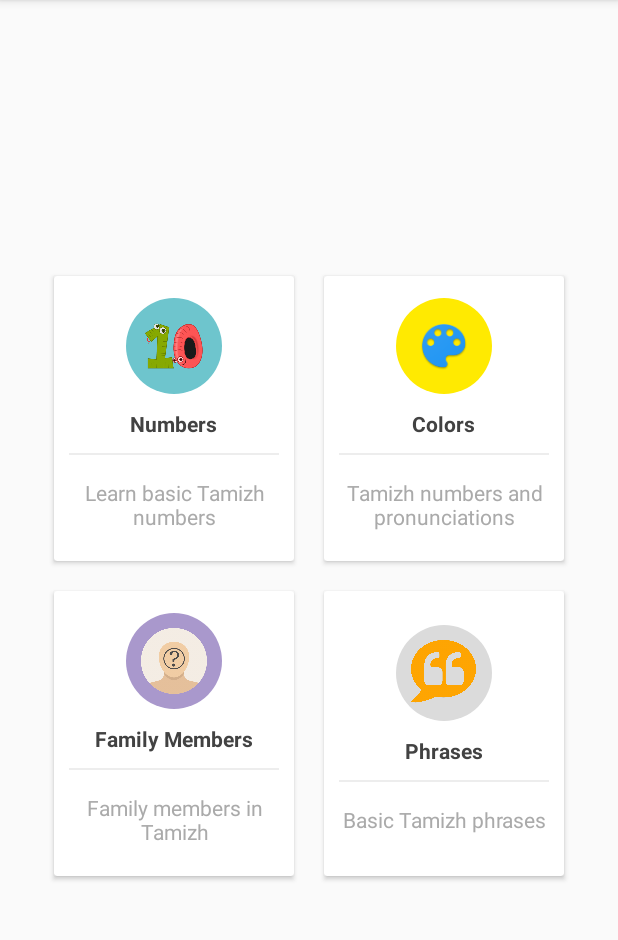
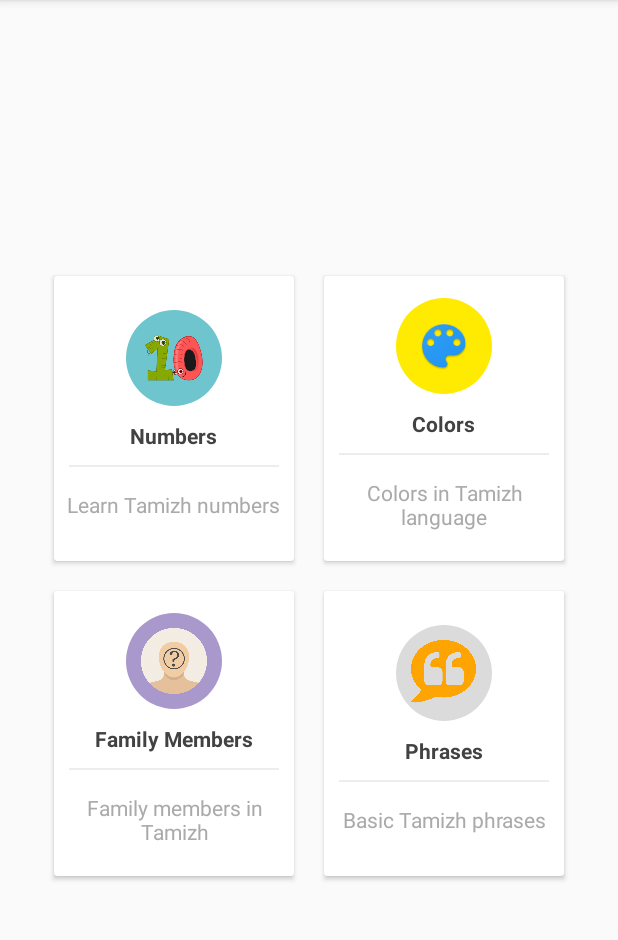
Before and after one commit to LordHazious/tpk, an Android app: the VocabularyActivity screen opened directly, with no data from a screen before it, on a phone screen of 412 x 824 dp, the part 84-1024 px from its top. Run offline under Robolectric (Android 15) with nearby library versions, the phone set to English and light mode, and no system bars; Roboto replaces fonts that are not available here.

Commit message:
Final push !

```diff
--- a/app/src/main/res/values/strings.xml
+++ b/app/src/main/res/values/strings.xml
@@ -44,10 +44,10 @@
     <string name="details_vocabualry">Learn some Tamizh words</string>
 
     <!-- details for the numbers [CHAR LIMIT=20] -->
-    <string name="details_numbers">Learn basic Tamizh numbers</string>
+    <string name="details_numbers">Learn Tamizh numbers</string>
 
     <!-- details for the colors [CHAR LIMIT=20] -->
-    <string name="details_colors">Tamizh numbers and pronunciations</string>
+    <string name="details_colors">Colors in Tamizh language</string>
 
     <!-- details for the family members [CHAR LIMIT=20] -->
     <string name="details_family">Family members in Tamizh</string>
@@ -60,6 +60,9 @@
 
     <!-- Slogan for main menu-->
     <string name="title_gui_menu">Let\'s Learn Tamizh!</string>
+
+    <!-- Slogan for main menu-->
+    <string name="title_activity_question">Question</string>
 
     <!-- about app title-->
     <string name="title_about_app">About Tamizh Pallikoodam App</string>
```
Also changed, not shown: app/src/main/res/menu/activity_home_drawer.xml (+6 -6 lines), 1 other file.
